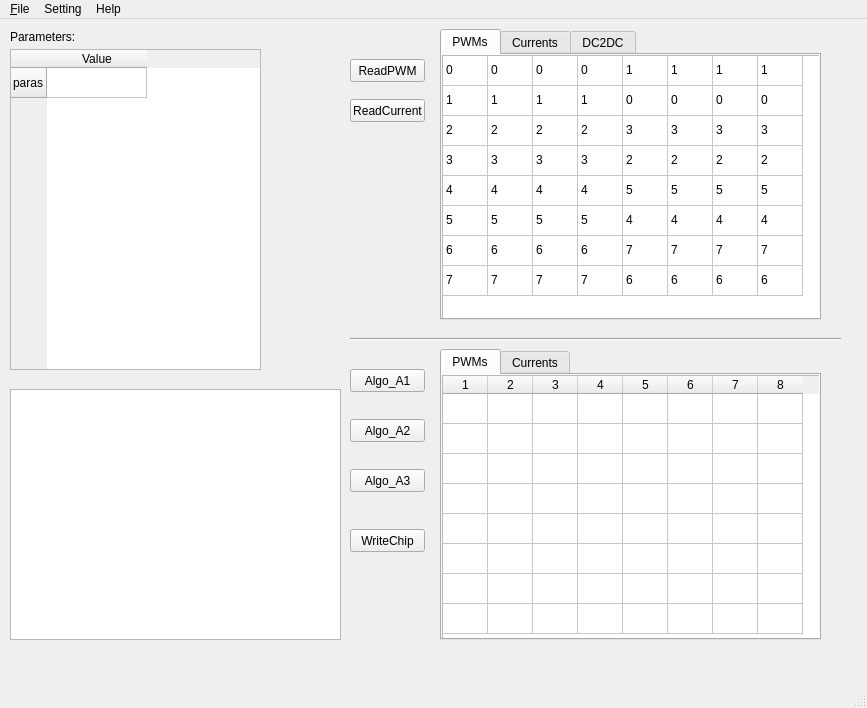
Before: the Qt Designer form twoFirst01/dimmingdebugger.ui in hooloong/gitpython, drawn with Qt 5.
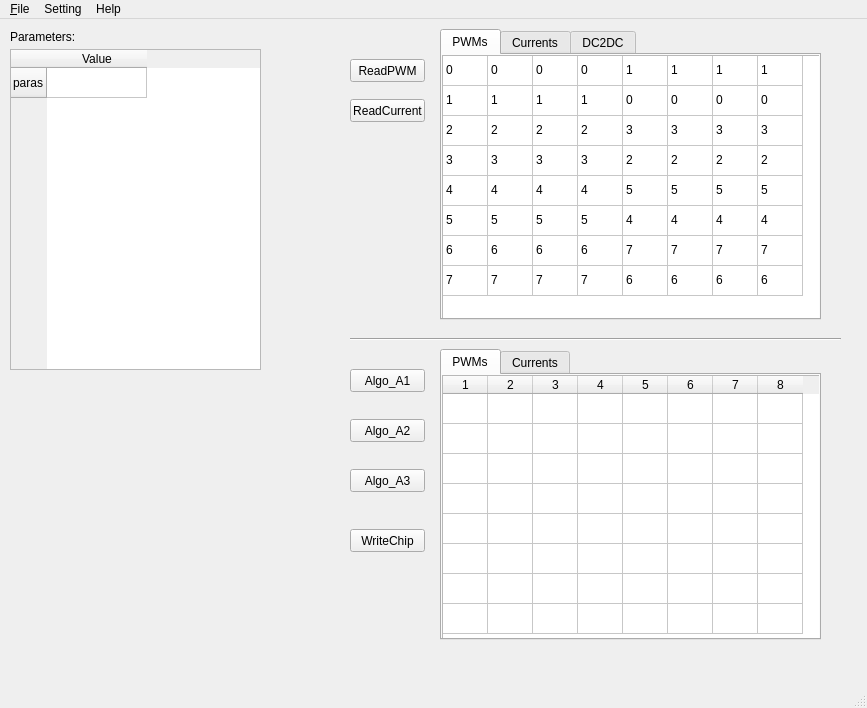
After: the same form once the commit is applied. Icons and pictures are not drawn.

Commit message: updated tablewidget setting

Diff of the .ui file:
```diff
--- a/twoFirst01/dimmingdebugger.ui
+++ b/twoFirst01/dimmingdebugger.ui
@@ -1056,16 +1056,6 @@
      <string>WriteChip</string>
     </property>
    </widget>
-   <widget class="QGraphicsView" name="graphicsView">
-    <property name="geometry">
-     <rect>
-      <x>10</x>
-      <y>370</y>
-      <width>331</width>
-      <height>251</height>
-     </rect>
-    </property>
-   </widget>
   </widget>
   <widget class="QMenuBar" name="menubar">
    <property name="geometry">
```
The commit also changes 1 other file.
